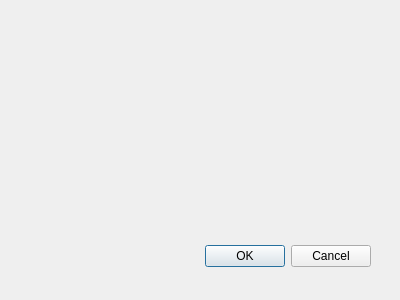
Above: Employees/dialogaddemployee.ui from evgenysankovich/employee_system before the change. Below: the same form after it.
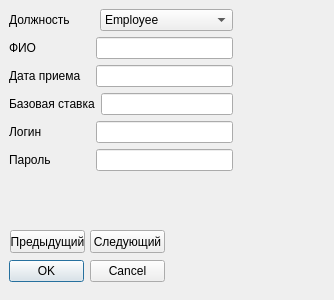
That is the form after the change.

Patch:
```diff
--- a/Employees/dialogaddemployee.ui
+++ b/Employees/dialogaddemployee.ui
@@ -8,7 +8,7 @@
    <rect>
     <x>0</x>
     <y>0</y>
-    <width>400</width>
+    <width>334</width>
     <height>300</height>
    </rect>
   </property>
@@ -18,12 +18,18 @@
   <widget name="buttonBox" class="QDialogButtonBox">
    <property name="geometry">
     <rect>
-     <x>30</x>
-     <y>240</y>
-     <width>341</width>
-     <height>32</height>
+     <x>9</x>
+     <y>251</y>
+     <width>156</width>
+     <height>40</height>
     </rect>
    </property>
+   <property name="minimumSize">
+    <size>
+     <width>141</width>
+     <height>40</height>
+    </size>
+   </property>
    <property name="orientation">
     <enum>Qt::Horizontal</enum>
    </property>
@@ -31,6 +37,202 @@
     <set>QDialogButtonBox::Cancel|QDialogButtonBox::Ok</set>
    </property>
   </widget>
+  <widget class="QPushButton" name="previousButton">
+   <property name="geometry">
+    <rect>
+     <x>10</x>
+     <y>230</y>
+     <width>75</width>
+     <height>23</height>
+    </rect>
+   </property>
+   <property name="text">
+    <string>Предыдущий</string>
+   </property>
+  </widget>
+  <widget class="QPushButton" name="nextButton">
+   <property name="geometry">
+    <rect>
+     <x>90</x>
+     <y>230</y>
+     <width>75</width>
+     <height>23</height>
+    </rect>
+   </property>
+   <property name="text">
+    <string>Следующий</string>
+   </property>
+  </widget>
+  <widget class="QWidget" name="">
+   <property name="geometry">
+    <rect>
+     <x>9</x>
+     <y>9</y>
+     <width>224</width>
+     <height>164</height>
+    </rect>
+   </property>
+   <layout class="QVBoxLayout" name="verticalLayout">
+    <item>
+     <layout class="QHBoxLayout" name="horizontalLayout_4">
+      <item>
+       <widget class="QLabel" name="label_4">
+        <property name="minimumSize">
+         <size>
+          <width>81</width>
+          <height>0</height>
+         </size>
+        </property>
+        <property name="text">
+         <string>Должность</string>
+        </property>
+       </widget>
+      </item>
+      <item>
+       <widget class="QComboBox" name="TypeEmployeeComboBox">
+        <property name="minimumSize">
+         <size>
+          <width>133</width>
+          <height>0</height>
+         </size>
+        </property>
+        <item>
+         <property name="text">
+          <string>Employee</string>
+         </property>
+        </item>
+        <item>
+         <property name="text">
+          <string>Manager</string>
+         </property>
+        </item>
+        <item>
+         <property name="text">
+          <string>Sales</string>
+         </property>
+        </item>
+       </widget>
+      </item>
+     </layout>
+    </item>
+    <item>
+     <layout class="QHBoxLayout" name="horizontalLayout">
+      <item>
+       <widget class="QLabel" name="label">
+        <property name="minimumSize">
+         <size>
+          <width>81</width>
+          <height>0</height>
+         </size>
+        </property>
+        <property name="text">
+         <string>ФИО</string>
+        </property>
+       </widget>
+      </item>
+      <item>
+       <widget class="QLineEdit" name="SurnameLineEdit"/>
+      </item>
+     </layout>
+    </item>
+    <item>
+     <layout class="QHBoxLayout" name="horizontalLayout_2">
+      <item>
+       <widget class="QLabel" name="label_2">
+        <property name="minimumSize">
+         <size>
+          <width>81</width>
+          <height>0</height>
+         </size>
+        </property>
+        <property name="text">
+         <string>Дата приема</string>
+        </property>
+       </widget>
+      </item>
+      <item>
+       <widget class="QLineEdit" name="HireDateLineEdit"/>
+      </item>
+     </layout>
+    </item>
+    <item>
+     <layout class="QHBoxLayout" name="horizontalLayout_3">
+      <item>
+       <widget class="QLabel" name="label_3">
+        <property name="minimumSize">
+         <size>
+          <width>81</width>
+          <height>0</height>
+         </size>
+        </property>
+        <property name="text">
+         <string>Базовая ставка</string>
+        </property>
+       </widget>
+      </item>
+      <item>
+       <widget class="QLineEdit" name="BaseSalaryLineEdit"/>
+      </item>
+     </layout>
+    </item>
+    <item>
+     <layout class="QHBoxLayout" name="horizontalLayout_5">
+      <item>
+       <widget class="QLabel" name="label_5">
+        <property name="minimumSize">
+         <size>
+          <width>81</width>
+          <height>0</height>
+         </size>
+        </property>
+        <property name="text">
+         <string>Логин</string>
+        </property>
+       </widget>
+      </item>
+      <item>
+       <widget class="QLineEdit" name="LoginLineEdit"/>
+      </item>
+     </layout>
+    </item>
+    <item>
+     <layout class="QHBoxLayout" name="horizontalLayout_6">
+      <item>
+       <widget class="QLabel" name="label_6">
+        <property name="minimumSize">
+         <size>
+          <width>81</width>
+          <height>0</height>
+         </size>
+        </property>
+        <property name="text">
+         <string>Пароль</string>
+        </property>
+       </widget>
+      </item>
+      <item>
+       <widget class="QLineEdit" name="PasswordLineEdit"/>
+      </item>
+     </layout>
+    </item>
+   </layout>
+  </widget>
+  <zorder>buttonBox</zorder>
+  <zorder>label</zorder>
+  <zorder>label_2</zorder>
+  <zorder>label_3</zorder>
+  <zorder>label_4</zorder>
+  <zorder>label_5</zorder>
+  <zorder>label_6</zorder>
+  <zorder>SurnameLineEdit</zorder>
+  <zorder>HireDateLineEdit</zorder>
+  <zorder>BaseSalaryLineEdit</zorder>
+  <zorder>LoginLineEdit</zorder>
+  <zorder>PasswordLineEdit</zorder>
+  <zorder>TypeEmployeeComboBox</zorder>
+  <zorder>label_4</zorder>
+  <zorder>previousButton</zorder>
+  <zorder>nextButton</zorder>
  </widget>
  <pixmapfunction/>
  <resources/>
```
Left out of the diff: 9 changed lines with no effect on the pictures.
